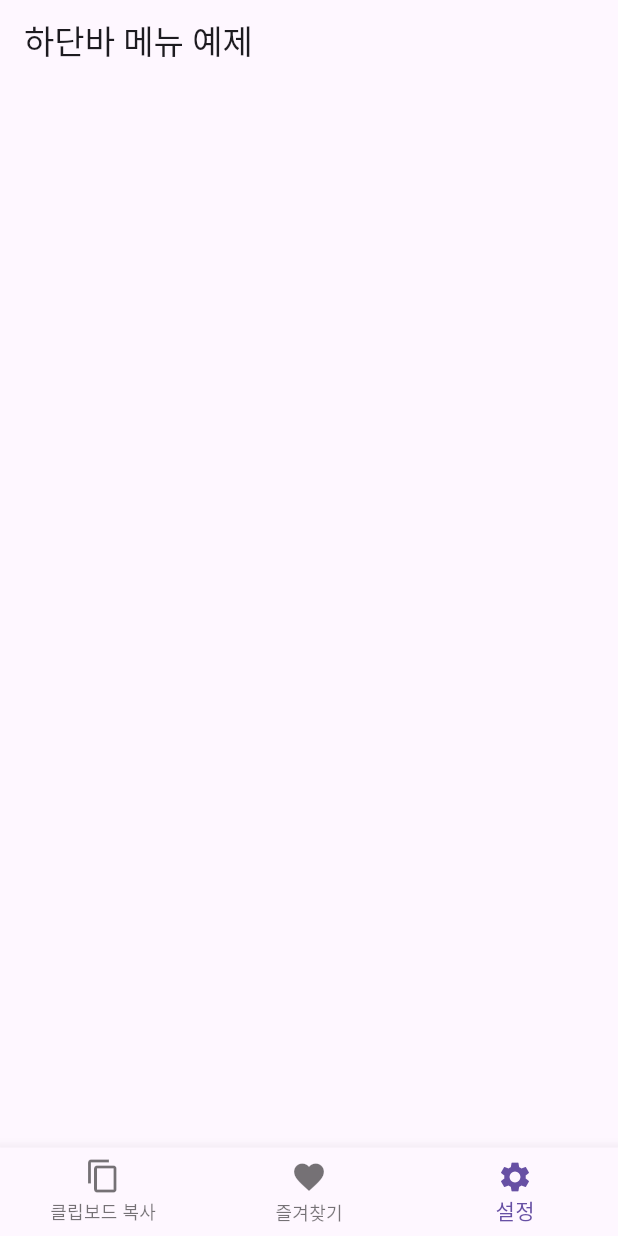
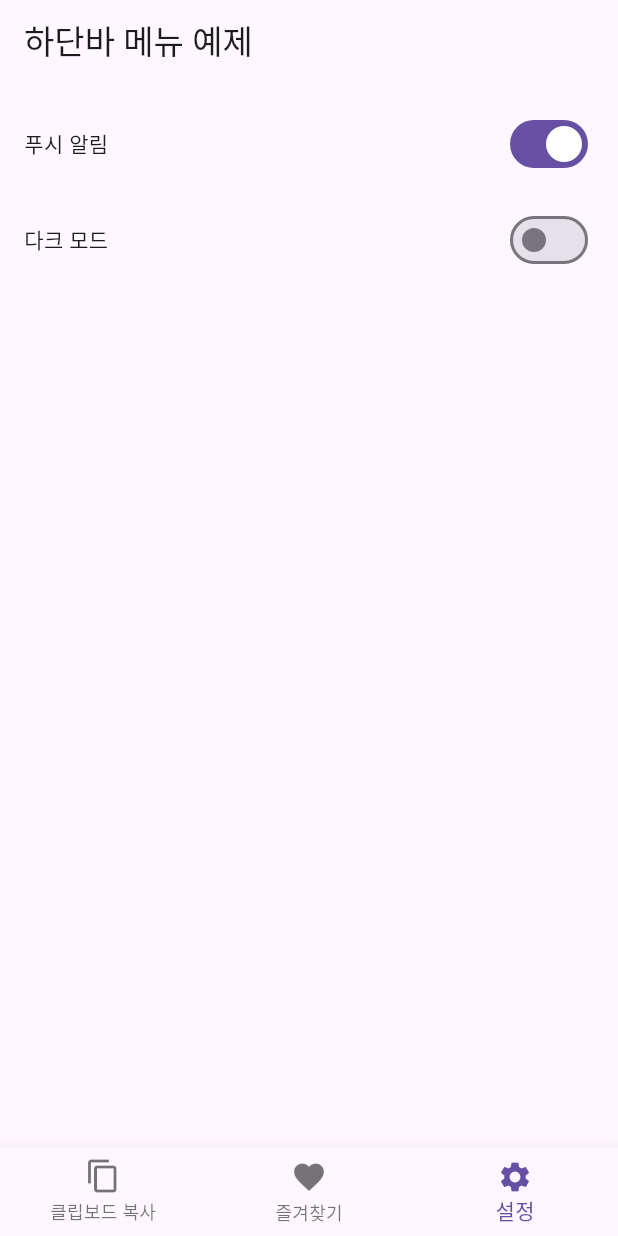
Before and after one commit to joohhcse/investment_quotes_app, a Flutter app: the screen it shows after launch, item 3 of the bottom bar chosen, on a phone screen of 412 x 824 dp. Run offline on Flutter 3.47's test engine with Material 3 defaults, Android fonts, the phone set to English and light mode, and no system bars.

Commit message:
Add new feature : update setting screen

```diff
--- a/lib/screen/home_screen.dart
+++ b/lib/screen/home_screen.dart
@@ -1,4 +1,5 @@
 import 'package:flutter/material.dart';
+import 'package:investment_quotes_app/screen/setting_screen.dart';
 
 class HomeScreen extends StatefulWidget {
   const HomeScreen({Key? key}) : super(key: key);
@@ -14,7 +15,8 @@ class _HomeScreenState extends State<HomeScreen> {
   final List<Widget> _children = [
     ClipboardScreen(),
     FavoritesScreen(),
-    SettingsScreen(),
+    // SettingsScreen(),
+    SettingScreen()
   ];
 
   @override
@@ -70,22 +72,43 @@ class FavoritesScreen extends StatelessWidget {
     );
   }
 }
-
-class SettingsScreen extends StatelessWidget {
-  @override
-  Widget build(BuildContext context) {
-    return Center(
-      // child: Text('설정 화면'),
-        child: GridView.builder(
-            gridDelegate: SliverGridDelegateWithFixedCrossAxisCount(
-              crossAxisCount: 1,
-            )
-            , itemBuilder: (context, index) {
-          return GestureDetector(
-
-          );
-        }
-        )
-    );
-  }
-}
+//
+// class SettingsScreen extends StatelessWidget {
+//   @override
+//   Widget build(BuildContext context) {
+//     return Scaffold(
+//       body: SafeArea(
+//         child: Column(
+//           children: [
+//             // SettingsScreen()
+//           ],
+//         )
+//       ),
+//     );
+//   }
+// }
+//
+// class SettingRow extends StatelessWidget {
+//   final IconData icon;
+//   final String title;
+//
+//   const SettingRow({Key? key, required this.icon, required this.title})
+//       : super(key: key);
+//
+//   @override
+//   Widget build(BuildContext context) {
+//     return Padding(
+//       padding: const EdgeInsets.symmetric(vertical: 8),
+//       child: Row(
+//         children: [
+//           Icon(icon),
+//           SizedBox(width: 16),
+//           Text(
+//             title,
+//             style: TextStyle(fontSize: 16),
+//           ),
+//         ],
+//       ),
+//     );
+//   }
+// }
--- /dev/null
+++ b/lib/screen/setting_screen.dart
@@ -0,0 +1,50 @@
+import 'package:flutter/material.dart';
+
+class SettingScreen extends StatefulWidget {
+  const SettingScreen({Key? key}) : super(key: key);
+
+  @override
+  State<SettingScreen> createState() => SettingState();
+}
+
+class SettingState extends State<SettingScreen> {
+  @override
+  Widget build(BuildContext context) {
+    return Scaffold(
+      body: Padding(
+        padding: const EdgeInsets.all(16.0),
+        child: Column(
+          crossAxisAlignment: CrossAxisAlignment.start,
+          children: [
+            Row(
+              mainAxisAlignment: MainAxisAlignment.spaceBetween,
+              children: [
+                Text('푸시 알림'),
+                Switch(
+                  value: true, // 여기에 실제 설정값을 넣어주세요.
+                  onChanged: (value) {
+                    // 설정값 변경 로직을 넣어주세요.
+                  },
+                ),
+              ],
+            ),
+            SizedBox(height: 16.0),
+            Row(
+              mainAxisAlignment: MainAxisAlignment.spaceBetween,
+              children: [
+                Text('다크 모드'),
+                Switch(
+                  value: false, // 여기에 실제 설정값을 넣어주세요.
+                  onChanged: (value) {
+                    // 설정값 변경 로직을 넣어주세요.
+                  },
+                ),
+              ],
+            ),
+            // 추가적인 설정 항목들을 원하는 만큼 추가할 수 있습니다.
+          ],
+        ),
+      ),
+    );
+  }
+}
```
